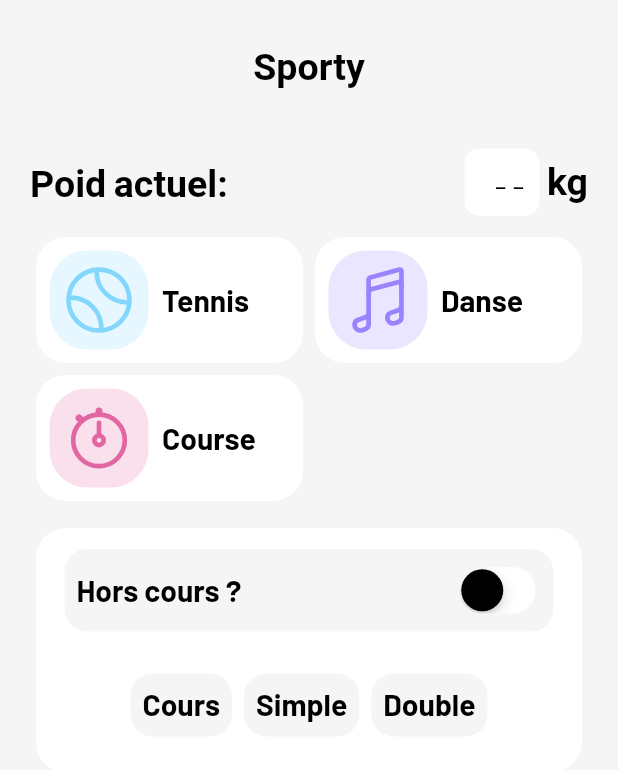
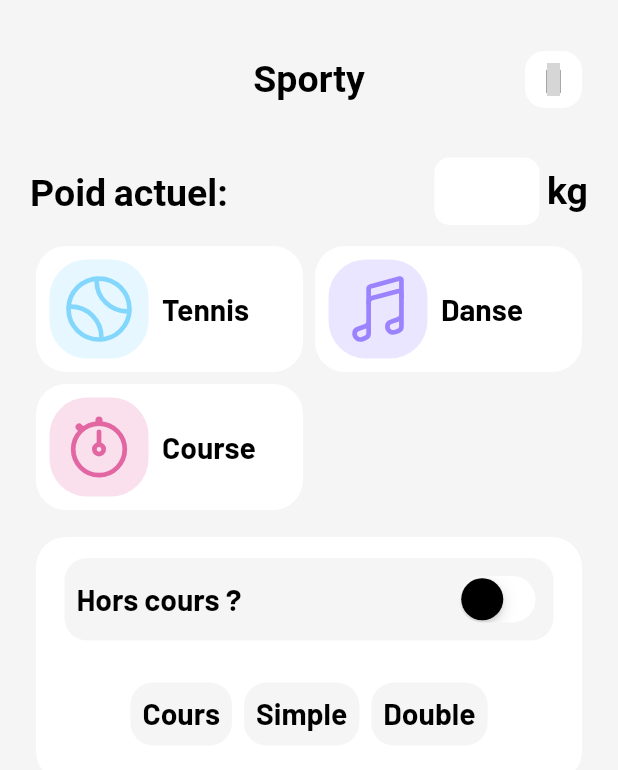
Before and after one commit to valden6/sport_manager, a Flutter app: the screen it shows after launch, after a tap on "Tennis", on a phone screen of 412 x 824 dp. Shown: the top 770 px of the screen. Run offline on Flutter 3.47's test engine with Material 2 defaults, Android fonts, the phone set to English and light mode, and no system bars; our stand-ins replace audioplayers, flutter_iconly, flutter_local_notifications, flutter_native_timezone, flutter_tts, geolocator and 6 more; missing offline and left inert: flutter_app_badger, health; Roboto replaces fonts that are missing (Kanit); grey boxes are pictures that could not be loaded.

Commit message:
[1.3.0] - Adding push notifications

```diff
--- a/lib/home_screen.dart
+++ b/lib/home_screen.dart
@@ -4,6 +4,7 @@ import 'package:audioplayers/audioplayers.dart';
 import 'package:flutter/cupertino.dart';
 import 'package:flutter/material.dart';
 import 'package:flutter/services.dart';
+import 'package:flutter_iconly/flutter_iconly.dart';
 import 'package:flutter_tts/flutter_tts.dart';
 import 'package:geolocator/geolocator.dart';
 import 'package:google_fonts/google_fonts.dart';
@@ -12,6 +13,7 @@ import 'package:lottie/lottie.dart';
 import 'package:sport_manager/enumerations/tennis_activity_type.dart';
 import 'package:sport_manager/services/dance_service.dart';
 import 'package:sport_manager/services/location_service.dart';
+import 'package:sport_manager/services/notification_service.dart';
 import 'package:sport_manager/services/tennis_service.dart';
 import 'package:sport_manager/settings/global_storage.dart';
 import 'package:sport_manager/widgets/date_time_card.dart';
@@ -51,6 +53,8 @@ class _HomeScreenState extends State<HomeScreen> with TickerProviderStateMixin {
   double averageSpeed = 0;
   FlutterTts textTospeech = FlutterTts();
 
+  bool notificationEnabled = false;
+
   @override
   void initState() {
     super.initState();
@@ -65,6 +69,7 @@ class _HomeScreenState extends State<HomeScreen> with TickerProviderStateMixin {
     });
     getWeightInStorage();
     initializeTextToSpeech();
+    _initNotificationSettings();
   }
 
   @override
@@ -96,6 +101,15 @@ class _HomeScreenState extends State<HomeScreen> with TickerProviderStateMixin {
     );
     if (await textTospeech.isLanguageAvailable("fr-FR") == true) {
       await textTospeech.setLanguage("fr-FR");
+    }
+  }
+
+  Future<void> _initNotificationSettings() async {
+    final String? notificationSettingStorage = await notificationSetting.getNotificationSetting();
+    if (notificationSettingStorage != null && notificationSettingStorage == "true") {
+      notificationEnabled = true;
+    } else {
+      notificationEnabled = false;
     }
   }
 
@@ -177,6 +191,28 @@ class _HomeScreenState extends State<HomeScreen> with TickerProviderStateMixin {
     }
   }
 
+  Future<void> setNotificationTime() async {
+    await NotificationService.showScheduledNotification(
+      title: "C'est l'heure !",
+      body: "Ajoute ton cours de danse 🕺",
+      time: const TimeOfDay(hour: 21, minute: 45),
+      day: DateTime.wednesday,
+    );
+    await NotificationService.showScheduledNotification(
+      id: 1,
+      title: "C'est l'heure !",
+      body: "Ajoute ton cours de tennis 🎾",
+      time: const TimeOfDay(hour: 22, minute: 45),
+      day: DateTime.thursday,
+    );
+    await notificationSetting.setNotificationSetting(activated: true);
+    if (mounted) {
+      setState(() {
+        notificationEnabled = true;
+      });
+    }
+  }
+
   @override
   Widget build(BuildContext context) {
     return Scaffold(
@@ -191,8 +227,46 @@ class _HomeScreenState extends State<HomeScreen> with TickerProviderStateMixin {
                 mainAxisAlignment: MainAxisAlignment.start,
                 children: [
                   Padding(
-                    padding: const EdgeInsets.only(top: 30, bottom: 10),
-                    child: Text("Sporty", style: TextStyle(color: Theme.of(context).colorScheme.primary, fontSize: 25, fontWeight: FontWeight.bold, fontFamily: GoogleFonts.kanit().fontFamily)),
+                    padding: const EdgeInsets.only(top: 30),
+                    child: Stack(
+                      children: [
+                        SizedBox(
+                          width: MediaQuery.of(context).size.width,
+                          height: 45,
+                          child: Align(
+                            alignment: Alignment.center,
+                            child: Text("Sporty", style: TextStyle(color: Theme.of(context).colorScheme.primary, fontSize: 25, fontWeight: FontWeight.bold, fontFamily: GoogleFonts.kanit().fontFamily)),
+                          ),
+                        ),
+                        Positioned(
+                          top: 0,
+                          right: 0,
+                          child: GestureDetector(
+                            onTap: () async {
+                              HapticFeedback.lightImpact();
+                              if (!notificationEnabled) {
+                                setNotificationTime();
+                              } else {
+                                NotificationService.cancelAll();
+                                notificationSetting.setNotificationSetting(activated: false);
+                                setState(() {
+                                  notificationEnabled = false;
+                                });
+                              }
+                            },
+                            child: Card(
+                              color: Theme.of(context).colorScheme.secondary,
+                              elevation: 0,
+                              shape: RoundedRectangleBorder(borderRadius: BorderRadius.circular(13)),
+                              child: Padding(
+                                padding: const EdgeInsets.all(8.0),
+                                child: Icon(notificationEnabled ? IconlyBold.notification : IconlyLight.notification, color: Theme.of(context).colorScheme.primary, size: 22),
+                              ),
+                            ),
+                          ),
+                        ),
+                      ],
+                    ),
                   ),
                   Padding(
                     padding: const EdgeInsets.only(top: 30, bottom: 10),
@@ -204,7 +278,7 @@ class _HomeScreenState extends State<HomeScreen> with TickerProviderStateMixin {
                           padding: const EdgeInsets.only(left: 15, right: 5),
                           child: Container(
                             decoration: BoxDecoration(borderRadius: BorderRadius.circular(10), color: Theme.of(context).primaryColor),
-                            width: 50,
+                            width: 70,
                             height: 45,
                             child: TextField(
                               onSubmitted: (String newWeight) {
@@ -231,7 +305,6 @@ class _HomeScreenState extends State<HomeScreen> with TickerProviderStateMixin {
                                   borderRadius: BorderRadius.circular(4),
                                   borderSide: BorderSide.none,
                                 ),
-                                hintText: "- -",
                                 hintStyle: TextStyle(fontSize: 20, color: Theme.of(context).colorScheme.primary, fontWeight: FontWeight.w400),
                               ),
                             ),
--- a/lib/main.dart
+++ b/lib/main.dart
@@ -1,14 +1,33 @@
 import 'package:flutter/material.dart';
+import 'package:flutter_app_badger/flutter_app_badger.dart';
 import 'package:flutter_localizations/flutter_localizations.dart';
 import 'package:google_fonts/google_fonts.dart';
 import 'package:sport_manager/home_screen.dart';
+import 'package:sport_manager/services/notification_service.dart';
+import 'package:timezone/data/latest.dart' as tz;
 
-void main() {
-  runApp(const App());
+void main() async {
+  WidgetsFlutterBinding.ensureInitialized();
+  tz.initializeTimeZones();
+  if (await FlutterAppBadger.isAppBadgeSupported()) {
+    FlutterAppBadger.removeBadge();
+  }
+  runApp(const SportyApp());
 }
 
-class App extends StatelessWidget {
-  const App({super.key});
+class SportyApp extends StatefulWidget {
+  const SportyApp({super.key});
+
+  @override
+  State<SportyApp> createState() => _SportyAppState();
+}
+
+class _SportyAppState extends State<SportyApp> {
+  @override
+  void initState() {
+    super.initState();
+    NotificationService.init(initShcheduled: true);
+  }
 
   @override
   Widget build(BuildContext context) {
--- /dev/null
+++ b/lib/services/notification_service.dart
@@ -0,0 +1,96 @@
+import 'package:flutter/material.dart';
+import 'package:flutter_local_notifications/flutter_local_notifications.dart';
+import 'package:flutter_native_timezone/flutter_native_timezone.dart';
+import 'package:rxdart/rxdart.dart';
+import 'package:timezone/timezone.dart' as tz;
+
+// ignore: avoid_classes_with_only_static_members
+class NotificationService {
+  static final _notifications = FlutterLocalNotificationsPlugin();
+  static final onNotifications = BehaviorSubject<String?>();
+
+  static Future<NotificationDetails> _notificationDetails() async {
+    return const NotificationDetails(
+      android: AndroidNotificationDetails(
+        'channel id',
+        'channel name',
+        channelDescription: 'channel description',
+        importance: Importance.max,
+        color: Color.fromARGB(255, 255, 146, 123),
+      ),
+      iOS: DarwinNotificationDetails(badgeNumber: 1),
+    );
+  }
+
+  static Future init({bool initShcheduled = false}) async {
+    const AndroidInitializationSettings androidSettings = AndroidInitializationSettings('@mipmap/ic_notification');
+    const DarwinInitializationSettings iosSettings = DarwinInitializationSettings();
+    const InitializationSettings settings = InitializationSettings(android: androidSettings, iOS: iosSettings);
+
+    // When app is closed
+    final NotificationAppLaunchDetails? details = await _notifications.getNotificationAppLaunchDetails();
+    if (details != null && details.didNotificationLaunchApp) {
+      onNotifications.add(details.notificationResponse?.payload);
+    }
+
+    await _notifications.initialize(
+      settings,
+      onDidReceiveNotificationResponse: (NotificationResponse notificationResponse) async {
+        onNotifications.add(notificationResponse.payload);
+      },
+    );
+
+    if (initShcheduled) {
+      final String locationName = await FlutterNativeTimezone.getLocalTimezone();
+      tz.setLocalLocation(tz.getLocation(locationName));
+    }
+  }
+
+  static Future<void> showNotification({int id = 0, String? title, String? body, String? payload}) async {
+    _notifications.show(id, title, body, await _notificationDetails(), payload: payload);
+  }
+
+  static Future<void> showScheduledNotification({int id = 0, String? title, String? body, String? payload, required TimeOfDay time, required int day}) async {
+    final tz.TZDateTime scheduledDate = _scheduleWeekly(time: time, day: day);
+
+    _notifications.zonedSchedule(
+      id, // choose for each notification an index that is unique
+      title,
+      body,
+      scheduledDate,
+      await _notificationDetails(),
+      payload: payload,
+      androidScheduleMode: AndroidScheduleMode.inexactAllowWhileIdle,
+      uiLocalNotificationDateInterpretation: UILocalNotificationDateInterpretation.absoluteTime,
+      matchDateTimeComponents: DateTimeComponents.dayOfWeekAndTime,
+    );
+  }
+
+  static tz.TZDateTime _scheduleWeekly({required TimeOfDay time, required int day}) {
+    tz.TZDateTime scheduledDate = _scheduleDaily(time: time);
+
+    while (day != scheduledDate.weekday) {
+      scheduledDate = scheduledDate.add(const Duration(days: 1));
+    }
+    return scheduledDate;
+  }
+
+  static tz.TZDateTime _scheduleDaily({required TimeOfDay time}) {
+    final tz.TZDateTime now = tz.TZDateTime.now(tz.local);
+    final tz.TZDateTime scheduledDate = tz.TZDateTime(tz.local, now.year, now.month, now.day, time.hour, time.minute);
+
+    return scheduledDate.isBefore(now) ? scheduledDate.add(const Duration(days: 1)) : scheduledDate;
+  }
+
+  static void cancel({required int id}) => _notifications.cancel(id);
+
+  static void cancelAll() => _notifications.cancelAll();
+
+  static final NotificationService _notificationService = NotificationService._internal();
+  factory NotificationService() {
+    return _notificationService;
+  }
+  NotificationService._internal();
+}
+
+final NotificationService notificationService = NotificationService();
--- a/lib/settings/global_storage.dart
+++ b/lib/settings/global_storage.dart
@@ -35,3 +35,31 @@ class WeightStorage {
 }
 
 WeightStorage weightStorage = WeightStorage();
+
+class GlobalNotificationSetting {
+  Future<String?> getNotificationSetting() async {
+    return _getApplicationSavedInformation();
+  }
+
+  Future<bool> setNotificationSetting({required bool activated}) async {
+    return _setApplicationSavedInformation(activated: activated);
+  }
+
+  Future<String?> _getApplicationSavedInformation() async {
+    final SharedPreferences prefs = await _prefs;
+    return prefs.getString("${_storageKey}Notification_Setting");
+  }
+
+  Future<bool> _setApplicationSavedInformation({required bool activated}) async {
+    final SharedPreferences prefs = await _prefs;
+    return prefs.setString("${_storageKey}Notification_Setting", activated.toString());
+  }
+
+  static final GlobalNotificationSetting _notificationSetting = GlobalNotificationSetting._internal();
+  factory GlobalNotificationSetting() {
+    return _notificationSetting;
+  }
+  GlobalNotificationSetting._internal();
+}
+
+GlobalNotificationSetting notificationSetting = GlobalNotificationSetting();
```
Also changed, not shown: pubspec.yaml (+18 -12 lines), pubspec.lock, 8 other files.
